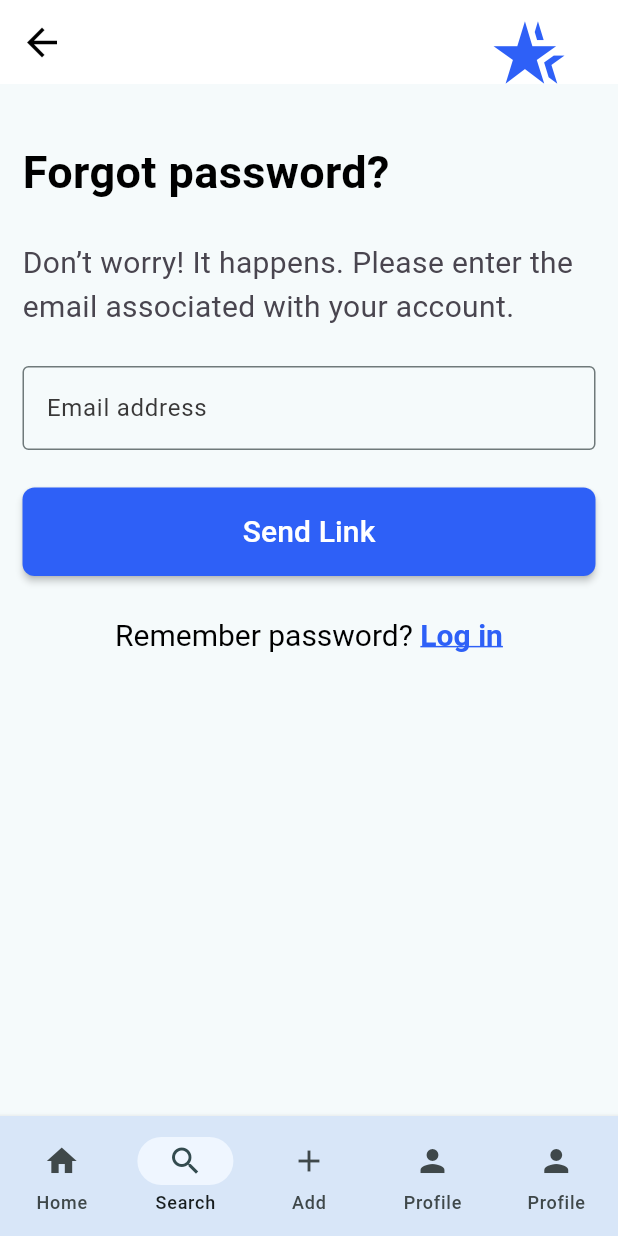
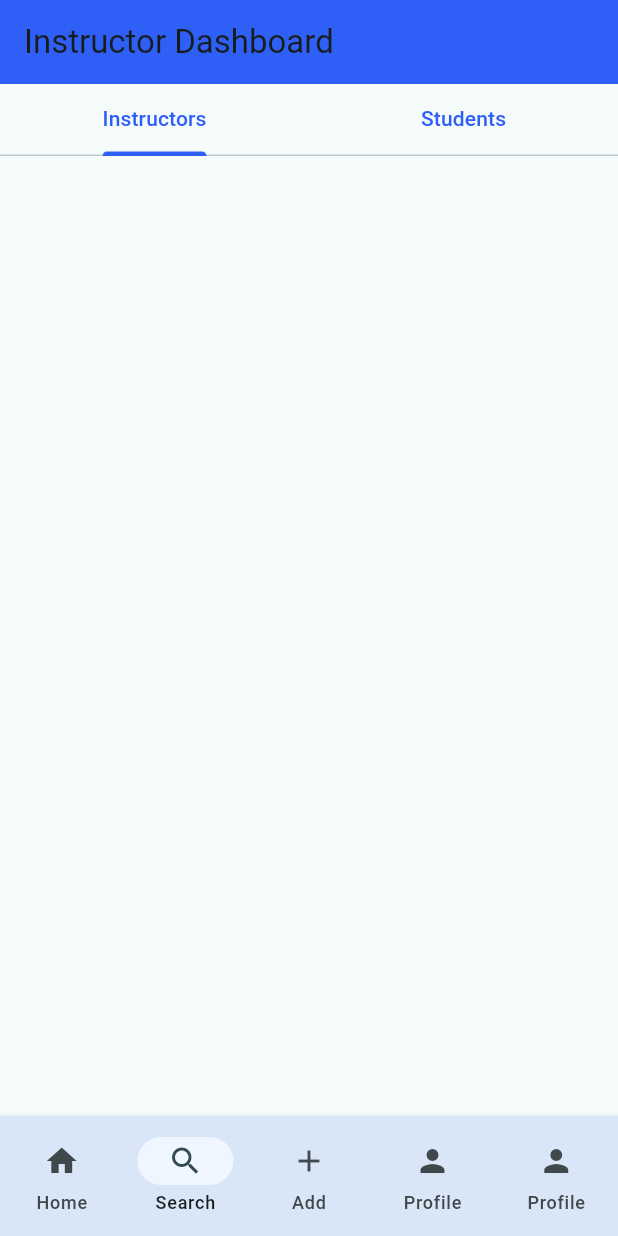
Before and after one commit to DrivingLicenseUni/DrivingLicense, a Flutter app: the screen it shows after launch, item 2 of the bottom bar chosen, on a phone screen of 412 x 824 dp. Run offline on Flutter 3.47's test engine with Material 3 defaults, Android fonts, the light colour scheme and no system bars; our stand-ins replace cloud_firestore, firebase_auth, firebase_core, go_router, google_fonts; missing offline and left inert: square_in_app_payments; accounts and stored records are empty.

Commit message:
Only giving access left

```diff
--- a/lib/data/remote/user_data.dart
+++ b/lib/data/remote/user_data.dart
@@ -52,7 +52,7 @@ class StudentData {
         id: doc.docs[0].id,
         email: doc.docs[0].data()["email"],
         fullName: doc.docs[0].data()["fullName"],
-        phoneNumber: doc.docs[0].data()["phoneNumber"],
+        phoneNumber: doc.docs[0].data()["phoneNumber"], role: "role",
       );
       return student;
     } catch (e) {
--- a/lib/main.dart
+++ b/lib/main.dart
@@ -1,5 +1,6 @@
 import "package:firebase_core/firebase_core.dart";
 import 'package:flutter/material.dart';
+import 'package:license/view/instructor_dashboard_.dart';
 import 'package:license/view/view_calendar_time.dart';
 import 'package:license/res/colors.dart';
 import 'package:license/view/document_upload.dart';
@@ -29,7 +30,6 @@ class MyApp extends StatelessWidget {
 
   @override
   Widget build(BuildContext context) {
-
     return MultiProvider(
       providers: [
         ChangeNotifierProvider(
@@ -49,12 +49,14 @@ class MyApp extends StatelessWidget {
         restorationScopeId: 'app',
         home: const ApplicationRoot(),
         routes: {
+          "/dashboard": (context) => const InstructorDashboardView(),
           "/forgot-password": (context) => ForgotPassword(),
           '/password-changed': (context) => const PasswordChanged(),
           "/signup": (context) => const SignUp(),
           "/select-instructor": (context) => const SelectInstructor(),
           "/document-upload": (context) => const DocumentUpload(),
-          "/pick-date": (context) => const DatePickerExample(restorationId: 'main'),
+          "/pick-date": (context) =>
+              const DatePickerExample(restorationId: 'main'),
         },
         onGenerateRoute: (settings) {
           if (settings.name == "/instructor-details") {
@@ -91,7 +93,7 @@ class _MyAppState extends State<ApplicationRoot> {
     return Scaffold(
       body: [
         const SignUp(),
-        ForgotPassword(),
+       const InstructorDashboardView(),
         const SelectInstructor(),
         const DocumentUpload(),
         const DatePickerExample(restorationId: 'main'),
--- a/lib/res/types.dart
+++ b/lib/res/types.dart
@@ -3,13 +3,14 @@ class Instructor {
   final String name;
   final String image;
   final String desc;
+  final String role;
 
-  Instructor({
-    required this.id,
-    required this.name,
-    required this.image,
-    required this.desc,
-  });
+  Instructor(
+      {required this.id,
+      required this.name,
+      required this.image,
+      required this.desc,
+      required this.role});
 }
 
 class Student {
@@ -17,11 +18,13 @@ class Student {
   String email;
   String phoneNumber;
   String id;
+  String role;
 
   Student({
     required this.fullName,
     required this.email,
     required this.phoneNumber,
     required this.id,
+    required this.role
   });
 }
--- /dev/null
+++ b/lib/view/instructor_dashboard_.dart
@@ -0,0 +1,150 @@
+import 'package:flutter/material.dart';
+import 'package:license/res/colors.dart';
+import 'package:license/view_model/instructor_dashboard.dart';
+import 'package:provider/provider.dart';
+
+class InstructorDashboardView extends StatelessWidget {
+  const InstructorDashboardView({super.key});
+
+  @override
+  Widget build(BuildContext context) {
+    return ChangeNotifierProvider(
+      create: (_) => InstructorDashboardViewModel(),
+      child: Scaffold(
+        appBar: AppBar(
+          title: const Text('Instructor Dashboard'),
+          backgroundColor: AppColors.primary, // Use AppColors.primary
+        ),
+        body: Consumer<InstructorDashboardViewModel>(
+          builder: (context, viewModel, child) {
+            if (viewModel.isLoading) {
+              return const Center(
+                child: CircularProgressIndicator(
+                  valueColor: AlwaysStoppedAnimation<Color>(
+                      Color.fromRGBO(46, 96, 247, 1)),
+                ),
+              );
+            }
+
+            return DefaultTabController(
+              length: 2,
+              child: Column(
+                children: [
+                  TabBar(
+                    indicatorColor: AppColors.primary, // Use AppColors.primary
+                    tabs: [
+                      Tab(
+                        child: Text(
+                          'Instructors',
+                          style: TextStyle(
+                              color:
+                                  AppColors.primary), // Use AppColors.primary
+                        ),
+                      ),
+                      Tab(
+                        child: Text(
+                          'Students',
+                          style: TextStyle(
+                              color:
+                                  AppColors.primary), // Use AppColors.primary
+                        ),
+                      ),
+                    ],
+                  ),
+                  Expanded(
+                    child: TabBarView(
+                      children: [
+                        _buildInstructorsList(viewModel),
+                        _buildStudentsList(viewModel),
+                      ],
+                    ),
+                  ),
+                ],
+              ),
+            );
+          },
+        ),
+      ),
+    );
+  }
+
+  Widget _buildInstructorsList(InstructorDashboardViewModel viewModel) {
+    return ListView.builder(
+      itemCount: viewModel.instructors.length,
+      itemBuilder: (context, index) {
+        final instructor = viewModel.instructors[index];
+        return ListTile(
+          leading: CircleAvatar(
+            backgroundImage: NetworkImage(instructor.image),
+          ),
+          title: Text(
+            instructor.name,
+            style: TextStyle(color: AppColors.primary), // Use AppColors.primary
+          ),
+          subtitle: Text(
+            instructor.role,
+            style: TextStyle(
+                color: AppColors.placeholder), // Use AppColors.placeholder
+          ),
+          trailing: DropdownButton<String>(
+            value: instructor.role,
+            dropdownColor: AppColors
+                .secondaryLightBlue, // Use AppColors.secondaryLightBlue
+            onChanged: (newRole) {
+              viewModel.updateInstructorRole(instructor, newRole!);
+            },
+            items: const [
+              DropdownMenuItem(
+                value: 'Instructor',
+                child: Text('Instructor'),
+              ),
+              DropdownMenuItem(
+                value: 'Student',
+                child: Text('Student'),
+              ),
+            ],
+          ),
+        );
+      },
+    );
+  }
+
+  Widget _buildStudentsList(InstructorDashboardViewModel viewModel) {
+    return ListView.builder(
+      itemCount: viewModel.students.length,
+      itemBuilder: (context, index) {
+        final student = viewModel.students[index];
+        return ListTile(
+          leading: const CircleAvatar(
+            backgroundColor: Color.fromRGBO(46, 96, 247, 1),
+            child: Icon(
+              Icons.person,
+              color: Colors.white,
+            ),
+          ),
+          title: Text(
+            student.fullName,
+            style: TextStyle(color: AppColors.primary),
+          ),
+          subtitle: Text(
+            student.role,
+            style: TextStyle(color: AppColors.placeholder),
+          ),
+          trailing: DropdownButton<String>(
+            value: student.role,
+            dropdownColor: AppColors.secondaryLightBlue,
+            onChanged: (newRole) {
+              viewModel.updateStudentRole(student, newRole!);
+            },
+            items: const [
+              DropdownMenuItem(
+                value: 'Student',
+                child: Text('Student'),
+              ),
+            ],
+          ),
+        );
+      },
+    );
+  }
+}
--- a/lib/view/instructor_details.dart
+++ b/lib/view/instructor_details.dart
@@ -13,7 +13,13 @@ class InstructorDetails extends StatefulWidget {
 
 class _InstructorDetailsState extends State<InstructorDetails> {
   late final String id = widget.id;
-  Instructor _instructor = Instructor(id: "", name: "", image: "", desc: "");
+  Instructor _instructor = Instructor(
+    id: "",
+    name: "",
+    image: "",
+    desc: "",
+    role: "Instructor",
+  );
   bool _isLoading = true;
   final InstructorSelectionViewModel _instructorSelectionViewModel =
       InstructorSelectionViewModel();
--- a/lib/view/sign_up.dart
+++ b/lib/view/sign_up.dart
@@ -139,7 +139,7 @@ class _SignUpFormState extends State<SignUp> {
         email: _emailController.text,
         fullName: _fullNameController.text,
         phoneNumber: _phoneNumberController.text,
-        id: _idController.text,
+        id: _idController.text, role: "Student",
       );
       await _createAccountViewModel.addStudentToDatabase(student: student);
 
--- /dev/null
+++ b/lib/view_model/instructor_dashboard.dart
@@ -0,0 +1,70 @@
+import 'package:flutter/material.dart';
+import 'package:license/data/remote/instructor_data.dart';
+import 'package:license/res/types.dart';
+
+class InstructorDashboardViewModel extends ChangeNotifier {
+  final InstructorData _instructorData = InstructorData();
+
+  List<Instructor> _instructors = [];
+  List<Instructor> get instructors => _instructors;
+
+  List<Student> _students = [];
+  List<Student> get students => _students;
+
+  bool _isLoading = false;
+  bool get isLoading => _isLoading;
+
+  InstructorDashboardViewModel() {
+    _loadData();
+  }
+
+  Future<void> _loadData() async {
+    _isLoading = true;
+    notifyListeners();
+
+    try {
+      _instructors = await _instructorData.getInstructors();
+      _students = await _instructorData.getStudents();
+    } catch (e) {
+      print('Failed to load data: $e');
+    }
+
+    _isLoading = false;
+    notifyListeners();
+  }
+
+  Future<void> updateInstructorRole(Instructor instructor, String newRole) async {
+    _isLoading = true;
+    notifyListeners();
+
+    try {
+      await _instructorData.updateInstructorRole(instructor.id, newRole);
+      final updatedInstructor = await _instructorData.getInstructor(instructor.id);
+      _instructors = _instructors
+          .map((i) => i.id == updatedInstructor.id ? updatedInstructor : i)
+          .toList();
+    } catch (e) {
+      print('Failed to update instructor role: $e');
+    }
+
+    _isLoading = false;
+    notifyListeners();
+  }
+
+  Future<void> updateStudentRole(Student student, String newRole) async {
+    _isLoading = true;
+    notifyListeners();
+
+    try {
+      await _instructorData.updateStudentRole(student.id, newRole);
+      final updatedStudent = await _instructorData.getStudent(student.id);
+      _students =
+          _students.map((s) => s.id == updatedStudent.id ? updatedStudent : s).toList();
+    } catch (e) {
+      print('Failed to update student role: $e');
+    }
+
+    _isLoading = false;
+    notifyListeners();
+  }
+}
```
Also changed, not shown: lib/data/remote/instructor_data.dart (+54 -0 lines), lib/view/view_calendar_time.dart (+11 -13 lines).
